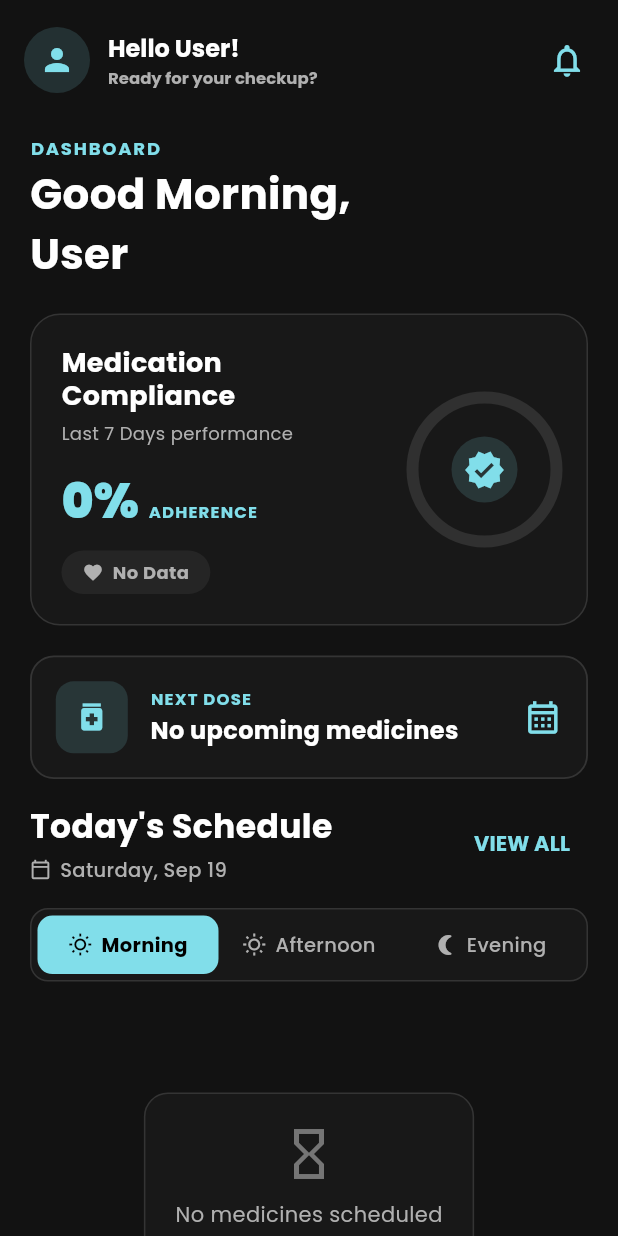
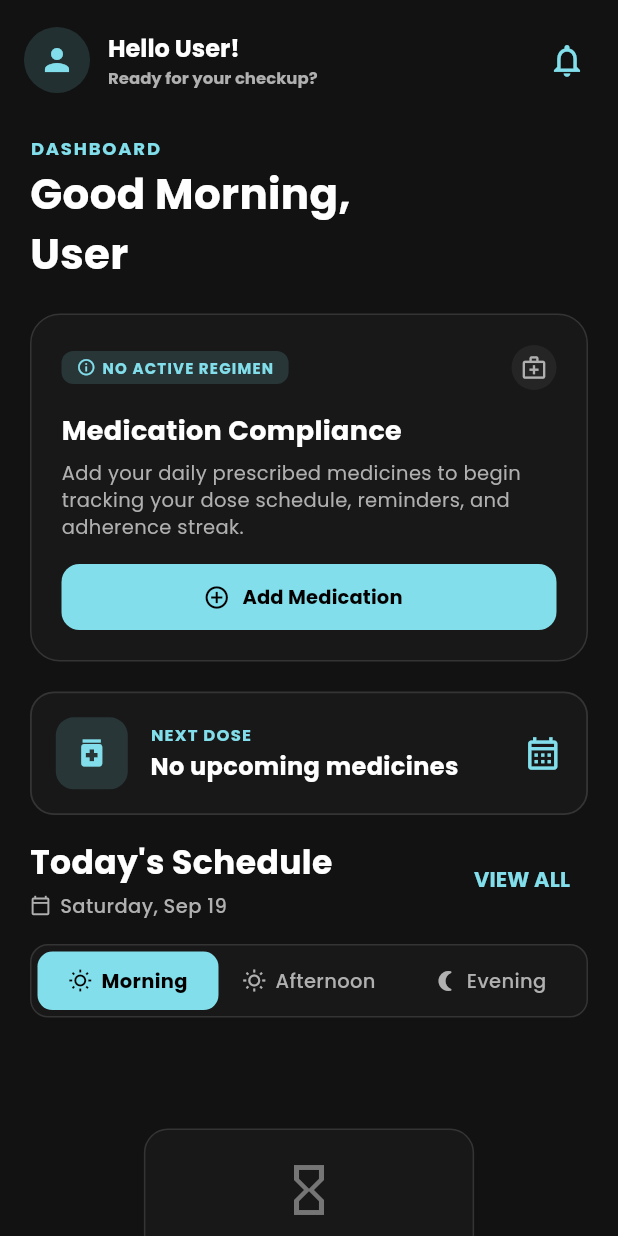
Before and after one commit to Chaitu328/medikto, a Flutter app: the HomeScreen screen opened directly, on a phone screen of 412 x 824 dp. Run offline on Flutter 3.47's test engine with Material 3 defaults, Android fonts, the phone set to English and light mode, and no system bars; our stand-ins replace cached_network_image, cherry_toast, dio, file_picker, firebase_auth, firebase_core and 17 more; missing offline and left inert: razorpay_flutter; accounts and stored records are empty; network calls fail.

Commit message:
feat: implement medication lifecycle tracking with tests, models, controllers, and UI components

```diff
--- a/medikto-app/lib/features/home/home_view/home_screen.dart
+++ b/medikto-app/lib/features/home/home_view/home_screen.dart
@@ -22,6 +22,7 @@
 import 'package:firebase_messaging/firebase_messaging.dart';
 import 'package:medikto/features/home/notifications/notification_provider.dart';
 import 'package:medikto/features/home/notifications/notification_model.dart';
+import 'package:medikto/features/medications/views/medication_verification_screen.dart';
 
 class HomeScreen extends ConsumerStatefulWidget {
   const HomeScreen({super.key});
@@ -568,9 +569,19 @@
   }
 
   Widget _buildAdherenceCard(AdherenceModel? adherence, AppThemeColors colors) {
-    final percentage = adherence?.weeklyAdherence ?? 0;
-    final progressValue = percentage / 100;
-    final status = adherence?.weeklyStatus ?? "No Data";
+    final hasActiveMeds = adherence?.hasActiveMedications ??
+        ((adherence?.activeMedications ?? 0) > 0 || (adherence?.totalDoses ?? 0) > 0);
+    final status = adherence?.weeklyStatus ?? "No Regimen";
+
+    // If there are no active medications, show the friendly Empty/Get Started card
+    if (!hasActiveMeds || status == "No Regimen") {
+      return _buildNoMedicationsCard(colors);
+    }
+
+    final isStarting = status == "Starting" || adherence?.weeklyAdherence == null;
+    final percentage = isStarting ? 100 : (adherence?.weeklyAdherence ?? 0);
+    final progressValue = isStarting ? 1.0 : (percentage / 100);
+    final displayStatus = isStarting ? "Starting Out" : status;
 
     Color statusColor;
     Color statusBg;
@@ -580,6 +591,11 @@
       case "good":
         statusColor = colors.statusSuccessFg;
         statusBg = colors.statusSuccessBg;
+        break;
+
+      case "starting":
+        statusColor = colors.accentMedium;
+        statusBg = colors.accentSubtle;
         break;
 
       case "average":
@@ -623,7 +639,9 @@
                 ),
                 const SizedBox(height: 6),
                 Text(
-                  "${adherence?.period ?? "Last 7 Days"} performance",
+                  isStarting
+                      ? "New Regimen Active"
+                      : "${adherence?.period ?? "Last 7 Days"} performance",
                   style: TextStyle(fontSize: 12, color: colors.textSecondary),
                 ),
                 const SizedBox(height: 14),
@@ -632,7 +650,7 @@
                   textBaseline: TextBaseline.alphabetic,
                   children: [
                     Text(
-                      "$percentage%",
+                      isStarting ? "100%" : "$percentage%",
                       style: TextStyle(
                         fontSize: 32,
                         fontWeight: FontWeight.w800,
@@ -641,7 +659,7 @@
                     ),
                     const SizedBox(width: 6),
                     Text(
-                      "ADHERENCE",
+                      isStarting ? "ON TRACK" : "ADHERENCE",
                       style: TextStyle(
                         fontSize: 11,
                         fontWeight: FontWeight.bold,
@@ -666,10 +684,14 @@
                   child: Row(
                     mainAxisSize: MainAxisSize.min,
                     children: [
-                      Icon(Icons.favorite, size: 14, color: statusColor),
+                      Icon(
+                        isStarting ? Icons.auto_awesome : Icons.favorite,
+                        size: 14,
+                        color: statusColor,
+                      ),
                       const SizedBox(width: 6),
                       Text(
-                        status,
+                        displayStatus,
                         style: TextStyle(
                           color: statusColor,
                           fontWeight: FontWeight.bold,
@@ -695,7 +717,7 @@
                   value: progressValue,
                   strokeWidth: 8,
                   backgroundColor: colors.ringTrack,
-                  color: colors.ringProgress,
+                  color: isStarting ? colors.accentMedium : colors.ringProgress,
                   strokeCap: StrokeCap.round,
                 ),
               ),
@@ -707,12 +729,121 @@
                   shape: BoxShape.circle,
                 ),
                 child: Icon(
-                  Icons.verified,
+                  isStarting ? Icons.health_and_safety : Icons.verified,
                   color: colors.accentMedium,
                   size: 28,
                 ),
               ),
             ],
+          ),
+        ],
+      ),
+    );
+  }
+
+  Widget _buildNoMedicationsCard(AppThemeColors colors) {
+    return Container(
+      padding: const EdgeInsets.all(20),
+      decoration: BoxDecoration(
+        color: colors.card,
+        borderRadius: BorderRadius.circular(20),
+        border: Border.all(color: colors.borderSubtle),
+      ),
+      child: Column(
+        crossAxisAlignment: CrossAxisAlignment.start,
+        children: [
+          Row(
+            mainAxisAlignment: MainAxisAlignment.spaceBetween,
+            children: [
+              Container(
+                padding: const EdgeInsets.symmetric(horizontal: 10, vertical: 4),
+                decoration: BoxDecoration(
+                  color: colors.accentSubtle,
+                  borderRadius: BorderRadius.circular(8),
+                ),
+                child: Row(
+                  mainAxisSize: MainAxisSize.min,
+                  children: [
+                    Icon(Icons.info_outline, size: 13, color: colors.accentMedium),
+                    const SizedBox(width: 4),
+                    Text(
+                      "NO ACTIVE REGIMEN",
+                      style: TextStyle(
+                        fontSize: 10,
+                        fontWeight: FontWeight.bold,
+                        letterSpacing: 0.8,
+                        color: colors.accentMedium,
+                      ),
+                    ),
+                  ],
+                ),
+              ),
+              Container(
+                padding: const EdgeInsets.all(6),
+                decoration: BoxDecoration(
+                  color: colors.cardSecondary,
+                  shape: BoxShape.circle,
+                ),
+                child: Icon(
+                  Icons.medical_services_outlined,
+                  size: 18,
+                  color: colors.textSecondary,
+                ),
+              ),
+            ],
+          ),
+          const SizedBox(height: 14),
+          Text(
+            "Medication Compliance",
+            style: TextStyle(
+              fontSize: 18,
+              fontWeight: FontWeight.bold,
+              color: colors.textPrimary,
+            ),
+          ),
+          const SizedBox(height: 6),
+          Text(
+            "Add your daily prescribed medicines to begin tracking your dose schedule, reminders, and adherence streak.",
+            style: TextStyle(
+              fontSize: 13,
+              color: colors.textSecondary,
+              height: 1.4,
+            ),
+          ),
+          const SizedBox(height: 16),
+          SizedBox(
+            width: double.infinity,
+            height: 44,
+            child: ElevatedButton.icon(
+              onPressed: () async {
+                final result = await Navigator.push(
+                  context,
+                  MaterialPageRoute(
+                    builder: (context) =>
+                        MedicationVerificationScreen(medicineName: "Test"),
+                  ),
+                );
+                if (result == true) {
+                  ref.invalidate(getAdherenceProvider);
+                  ref.invalidate(getTodayScheduleProvider);
+                  ref.invalidate(getMedicationsProvider);
+                  setState(() {});
+                }
+              },
+              icon: const Icon(Icons.add_circle_outline, size: 18),
+              label: const Text(
+                "Add Medication",
+                style: TextStyle(fontWeight: FontWeight.bold, fontSize: 13),
+              ),
+              style: ElevatedButton.styleFrom(
+                backgroundColor: colors.accentPrimary,
+                foregroundColor: colors.onAccentPrimary,
+                shape: RoundedRectangleBorder(
+                  borderRadius: BorderRadius.circular(12),
+                ),
+                elevation: 0,
+              ),
+            ),
           ),
         ],
       ),
--- a/medikto-app/lib/features/medications/models/adherence_model.dart
+++ b/medikto-app/lib/features/medications/models/adherence_model.dart
@@ -6,6 +6,8 @@
   final int? totalDoses;
   final int? takenDoses;
   final int? missedDoses;
+  final bool? hasActiveMedications;
+  final int? activeMedications;
 
   AdherenceModel({
     this.success,
@@ -15,6 +17,8 @@
     this.totalDoses,
     this.takenDoses,
     this.missedDoses,
+    this.hasActiveMedications,
+    this.activeMedications,
   });
 
   factory AdherenceModel.fromJson(Map<String, dynamic> json) {
@@ -26,6 +30,8 @@
       totalDoses: json['totalDoses'],
       takenDoses: json['takenDoses'],
       missedDoses: json['missedDoses'],
+      hasActiveMedications: json['hasActiveMedications'],
+      activeMedications: json['activeMedications'],
     );
   }
 
@@ -38,6 +44,8 @@
       "totalDoses": totalDoses,
       "takenDoses": takenDoses,
       "missedDoses": missedDoses,
+      "hasActiveMedications": hasActiveMedications,
+      "activeMedications": activeMedications,
     };
   }
 }
```
Also changed, not shown: 3 other files.
